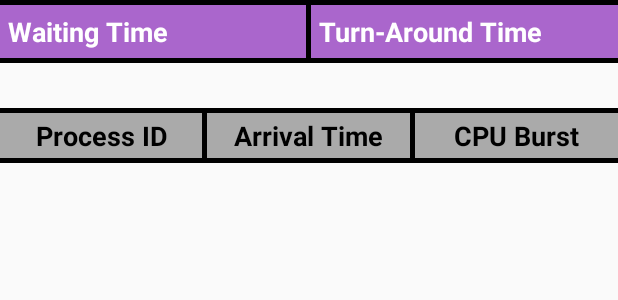
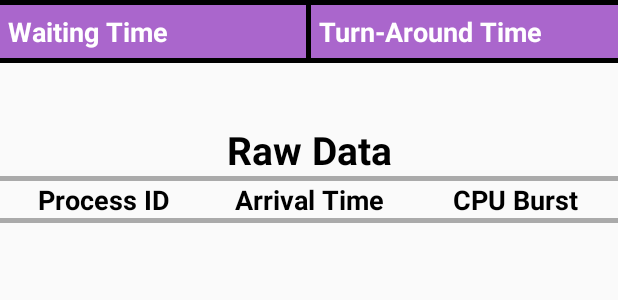
Before and after one commit to jnapor/CPU-Scheduling-, an Android app: the layout table_of_data_total_row.xml on its own in the app's theme, with its tools: preview values and no code run, on a phone screen of 412 x 824 dp. Shown: the top 300 px of the screen. Run offline under Robolectric (Android 15) with nearby library versions, the phone set to English and light mode, and no system bars.

Commit message:
Added Visual Polish

```diff
--- a/app/src/main/res/layout/table_of_data_total_row.xml
+++ b/app/src/main/res/layout/table_of_data_total_row.xml
@@ -55,25 +55,38 @@
         android:layout_height="3dp"
         android:background="@android:color/black"/>
 
-
+    <LinearLayout
+        android:layout_marginTop="40dp"
+        android:layout_width="match_parent"
+        android:layout_height="wrap_content">
+        <TextView
+            android:layout_weight="1"
+            android:layout_width="0dp"
+            android:layout_gravity="center"
+            android:gravity="center"
+            android:text="@string/raw_data"
+            android:layout_height="wrap_content"
+            android:textStyle="bold"
+            android:textSize="26sp"
+            android:textColor="@android:color/black"
+            android:textAppearance="?android:textAppearanceMedium"/>
+    </LinearLayout>
+    <View
+        android:layout_width="match_parent"
+        android:layout_height="3dp"
+        android:background="@android:color/darker_gray"/>
     <LinearLayout
         android:id="@+id/rawDataTable"
         android:layout_width="match_parent"
         android:layout_height="wrap_content"
-        android:orientation="vertical"
-        android:layout_marginTop="20dp">
+        android:orientation="vertical">
 
-        <View
-            android:layout_marginTop="10dp"
-            android:layout_width="match_parent"
-            android:layout_height="3dp"
-            android:background="@android:color/black"/>
+
 
         <LinearLayout
             android:layout_width="match_parent"
             android:layout_height="wrap_content"
-            android:orientation="vertical"
-            android:background="@android:color/darker_gray">
+            android:orientation="vertical">
 
             <LinearLayout
                 android:layout_width="match_parent"
@@ -91,10 +104,6 @@
                     android:textColor="@android:color/black"
                     android:textAppearance="?android:textAppearanceMedium"/>
 
-                <View
-                    android:layout_width="3dp"
-                    android:layout_height="30dp"
-                    android:background="@android:color/black"/>
 
                 <TextView
                     android:text="@string/arrival_time"
@@ -107,10 +116,6 @@
                     android:textColor="@android:color/black"
                     android:textAppearance="?android:textAppearanceMedium"/>
 
-                <View
-                    android:layout_width="3dp"
-                    android:layout_height="30dp"
-                    android:background="@android:color/black"/>
 
                 <TextView
                     android:text="@string/cpu_burst"
@@ -127,6 +132,6 @@
         <View
             android:layout_width="match_parent"
             android:layout_height="3dp"
-            android:background="@android:color/black"/>
+            android:background="@android:color/darker_gray"/>
     </LinearLayout>
 </LinearLayout>
--- a/app/src/main/res/values/colors.xml
+++ b/app/src/main/res/values/colors.xml
@@ -5,4 +5,5 @@
     <color name="colorAccent">#ff764d</color>
 
     <color name="tableHeader">#b3b3b3</color>
+    <color name="raw_data_color">#99ccff</color>
 </resources>
--- a/app/src/main/res/values/strings.xml
+++ b/app/src/main/res/values/strings.xml
@@ -16,4 +16,5 @@
     <string name="waiting_time">Waiting Time</string>
     <string name="total">Total</string>
     <string name="title_activity_input_data">Process Table</string>
+    <string name="raw_data">Raw Data</string>
 </resources>
```
